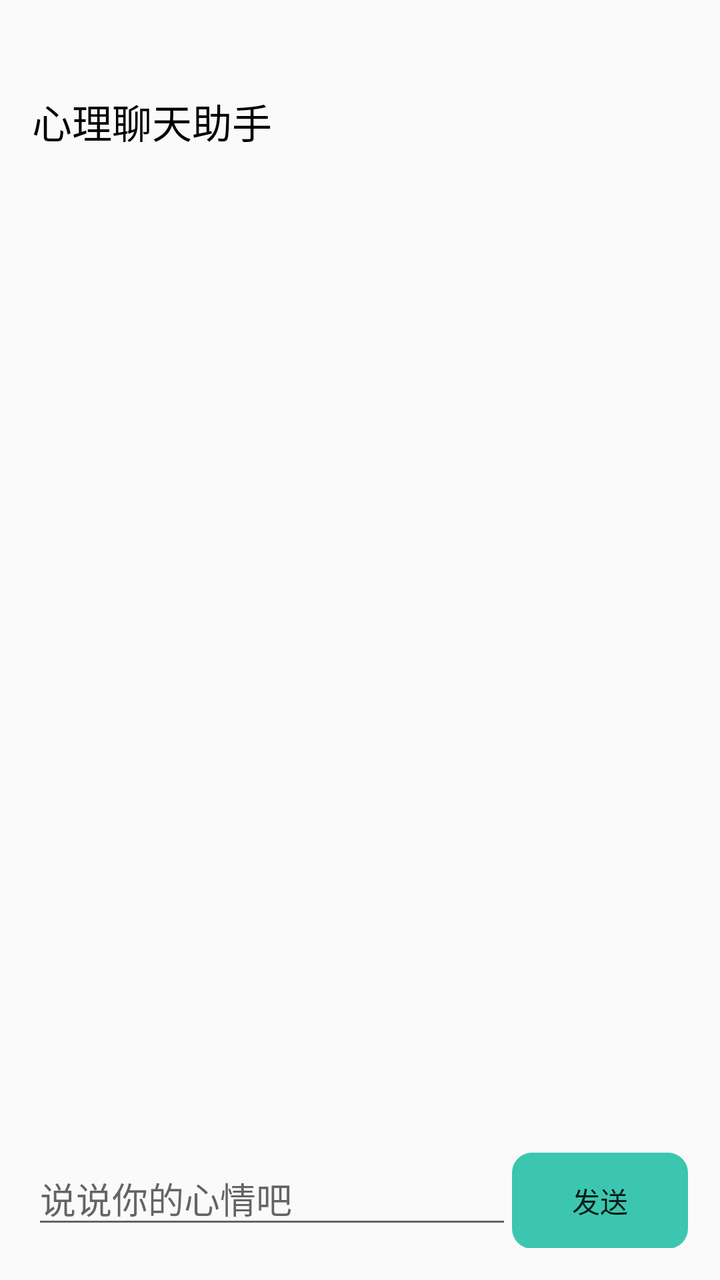
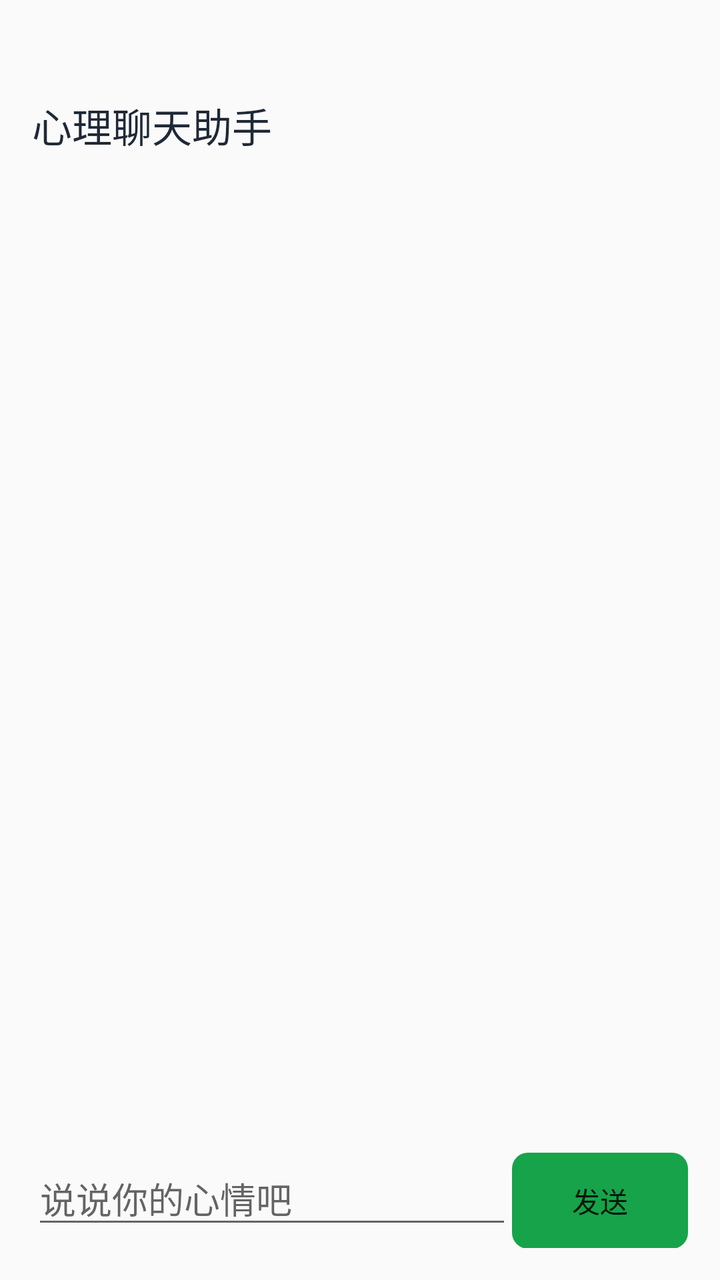

Two renders of the same Android screen: before a commit and after it. Below are the layout's source before the change and the commit's diff.
<!-- AndroidManifest.xml: activity theme Theme.AppCompat.Light.NoActionBar -->
<!-- res/layout/activity_psychology.xml -->
<?xml version="1.0" encoding="utf-8"?>
<LinearLayout
    xmlns:android="http://schemas.android.com/apk/res/android"
    android:orientation="vertical"
    android:layout_width="match_parent"
    android:layout_height="match_parent"
    android:padding="16dp">
    <TextView
        android:id="@+id/tvTitle"
        android:layout_width="match_parent"
        android:layout_height="wrap_content"
        android:layout_marginTop="30dp"
        android:text="心理聊天助手"
        android:textColor="#000000"
        android:textSize="20sp"/>

    <androidx.recyclerview.widget.RecyclerView
        android:layout_marginTop="10dp"
        android:id="@+id/rvChat"
        android:layout_width="match_parent"
        android:layout_height="0dp"
        android:layout_weight="1"
        android:overScrollMode="never"
        android:scrollbars="vertical"/>

    <LinearLayout
        android:orientation="horizontal"
        android:layout_width="match_parent"
        android:layout_height="wrap_content">

        <EditText
            android:id="@+id/etMessage"
            android:layout_width="0dp"
            android:layout_weight="1"
            android:layout_height="wrap_content"
            android:hint="说说你的心情吧"/>

        <Button
            android:id="@+id/btnSend"
            android:layout_width="wrap_content"
            android:layout_height="wrap_content"
            android:backgroundTint="@color/green_shallow"
            style="@style/MyRoundButton"

            android:text="发送"/>
    </LinearLayout>

</LinearLayout>
<!-- resources referenced by this layout -->
<resources>
  <color name="green_shallow">#3CC6AF</color>
  <style name="MyRoundButton">MyRoundButton
          <item name="android:background">@drawable/shape_btn_round</item>
  
      </style>
  <!-- drawable shape_btn_round (drawable) -->
  <?xml version="1.0" encoding="utf-8"?>
  <shape xmlns:android="http://schemas.android.com/apk/res/android">
  
      <corners android:radius="10dp"/>               
      <padding android:left="1dp" android:right="1dp"
        />
  </shape>
</resources>

<!-- the commit's change to res/layout/activity_psychology.xml (unified diff, before → after) -->
@@ -4,18 +4,17 @@
     android:orientation="vertical"
     android:layout_width="match_parent"
     android:layout_height="match_parent"
-    android:padding="16dp">
+    android:padding="@dimen/space_16">
     <TextView
         android:id="@+id/tvTitle"
         android:layout_width="match_parent"
         android:layout_height="wrap_content"
-        android:layout_marginTop="30dp"
+        android:layout_marginTop="@dimen/space_32"
         android:text="心理聊天助手"
-        android:textColor="#000000"
-        android:textSize="20sp"/>
+        android:textColor="@color/on_surface" android:textAppearance="@style/TextAppearance.WinsRehab.Headline20"/>
 
     <androidx.recyclerview.widget.RecyclerView
-        android:layout_marginTop="10dp"
+        android:layout_marginTop="@dimen/space_8"
         android:id="@+id/rvChat"
         android:layout_width="match_parent"
         android:layout_height="0dp"
@@ -39,7 +38,7 @@
             android:id="@+id/btnSend"
             android:layout_width="wrap_content"
             android:layout_height="wrap_content"
-            android:backgroundTint="@color/green_shallow"
+            android:backgroundTint="@color/brand_patient_primary"
             style="@style/MyRoundButton"
 
             android:text="发送"/>
<!-- resource entries referenced after the edit -->
@@ -1,17 +1,26 @@
 <!-- resources referenced by this layout -->
 <resources>
-  <color name="green_shallow">#3CC6AF</color>
+  <color name="brand_patient_primary">#FF16A34A</color>
+  <color name="on_surface">#FF1F2937</color>
+  <dimen name="space_16">16dp</dimen>
+  <dimen name="space_32">32dp</dimen>
+  <dimen name="space_8">8dp</dimen>
   <style name="MyRoundButton">MyRoundButton
           <item name="android:background">@drawable/shape_btn_round</item>
   
+      </style>
+  <style name="TextAppearance.WinsRehab.Headline20">
+          <item name="android:textSize">20sp</item> 
       </style>
   <!-- drawable shape_btn_round (drawable) -->
   <?xml version="1.0" encoding="utf-8"?>
   <shape xmlns:android="http://schemas.android.com/apk/res/android">
   
-      <corners android:radius="10dp"/>               
-      <padding android:left="1dp" android:right="1dp"
+      <corners android:radius="@dimen/radius_8"/>               
+      <padding android:left="@dimen/space_4" android:right="@dimen/space_4"
         />
   </shape>
+  <dimen name="radius_8">8dp</dimen>
+  <dimen name="space_4">4dp</dimen>
 </resources>
 
